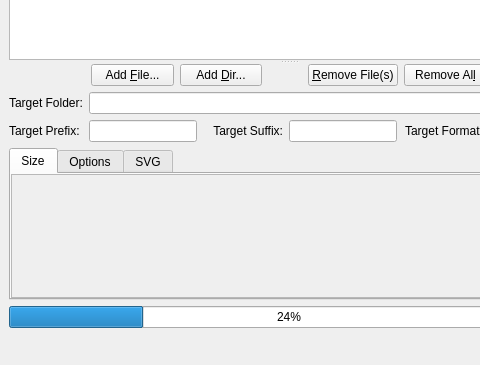
Old version of the form dialogs/convertdialog.ui in the repository marek629/SIR; both pictures show x 0 to 480 and y 166 to 531 of the 843 by 531 pixel window.
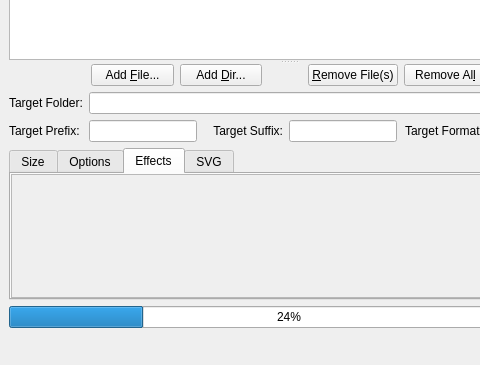
New version of the form. Icons and pictures are not drawn. Custom widgets are drawn as their Qt base class.

The edit to the form file:
```diff
--- a/dialogs/convertdialog.ui
+++ b/dialogs/convertdialog.ui
@@ -287,7 +287,7 @@
             <enum>QTabWidget::North</enum>
            </property>
            <property name="currentIndex">
-            <number>0</number>
+            <number>2</number>
            </property>
            <widget class="SizeScrollArea" name="sizeScrollArea">
             <property name="widgetResizable">
@@ -305,6 +305,14 @@
              <string>Options</string>
             </attribute>
            </widget>
+           <widget class="EffectsScrollArea" name="effectsScrollArea">
+            <property name="widgetResizable">
+             <bool>true</bool>
+            </property>
+            <attribute name="title">
+             <string>Effects</string>
+            </attribute>
+           </widget>
            <widget class="SvgScrollArea" name="svgScrollArea">
             <property name="widgetResizable">
              <bool>true</bool>
@@ -603,6 +611,12 @@
    <header>widgets/convert/svgscrollarea.h</header>
    <container>1</container>
   </customwidget>
+  <customwidget>
+   <class>EffectsScrollArea</class>
+   <extends>QScrollArea</extends>
+   <header>widgets/convert/effectsscrollarea.h</header>
+   <container>1</container>
+  </customwidget>
  </customwidgets>
  <tabstops>
   <tabstop>destFileEdit</tabstop>
```
Left out of the diff: 6 changed lines with no effect on the pictures.
